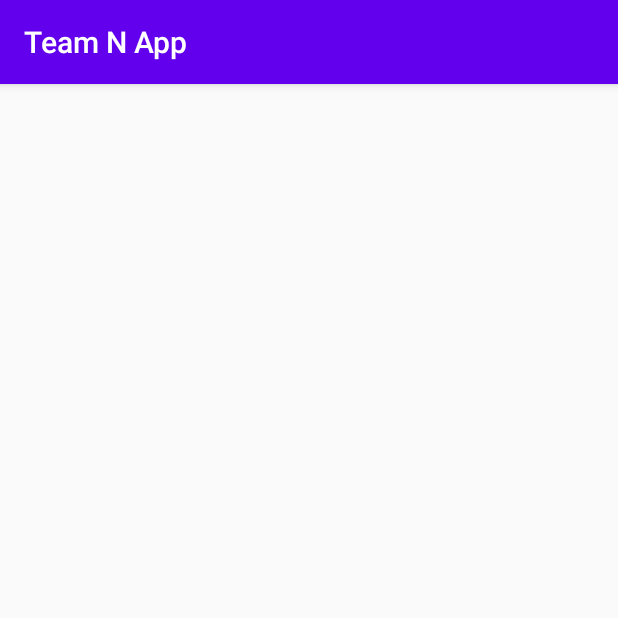
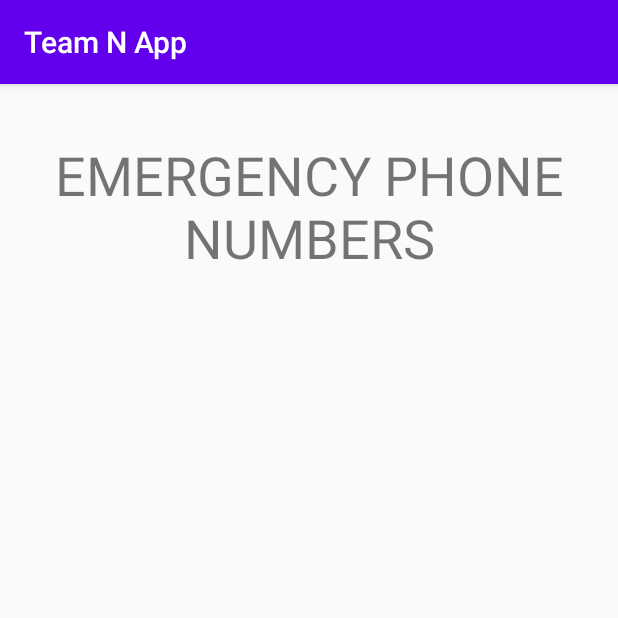
Before and after one commit to ensermuff/RamAlert-App, an Android app: the EmergencyVCUNumbersActivity screen opened directly, with no data from a screen before it, on a phone screen of 412 x 824 dp, the top half of it. Run offline under Robolectric (Android 15) with nearby library versions, the phone set to English and light mode, and no system bars.

Commit message:
added more to emergency phone numbers frontend

```diff
--- a/app/src/main/AndroidManifest.xml
+++ b/app/src/main/AndroidManifest.xml
@@ -23,6 +23,10 @@
                 <category android:name="android.intent.category.LAUNCHER" />
             </intent-filter>
         </activity>
+
+        <meta-data
+            android:name="preloaded_fonts"
+            android:resource="@array/preloaded_fonts" />
     </application>
 
 </manifest>
--- a/app/src/main/java/com/vcu/teamnapp/EmergencyVCUNumbersActivity.java
+++ b/app/src/main/java/com/vcu/teamnapp/EmergencyVCUNumbersActivity.java
@@ -12,5 +12,5 @@ public class EmergencyVCUNumbersActivity extends AppCompatActivity {
         setContentView(R.layout.activity_emergency_vcu_numbers);
     }
 
-    // code
+
 }
--- a/app/src/main/res/layout/activity_emergency_vcu_numbers.xml
+++ b/app/src/main/res/layout/activity_emergency_vcu_numbers.xml
@@ -6,4 +6,17 @@
     android:layout_height="match_parent"
     tools:context=".EmergencyVCUNumbersActivity">
 
+    <TextView
+        android:id="@+id/emergencyListTitleText"
+        android:layout_width="wrap_content"
+        android:layout_height="wrap_content"
+        android:layout_marginTop="36dp"
+        android:fontFamily="sans-serif"
+        android:text="EMERGENCY PHONE NUMBERS"
+        android:textAlignment="center"
+        android:textSize="36sp"
+        app:layout_constraintEnd_toEndOf="parent"
+        app:layout_constraintHorizontal_bias="0.0"
+        app:layout_constraintStart_toStartOf="parent"
+        app:layout_constraintTop_toTopOf="parent" />
 </androidx.constraintlayout.widget.ConstraintLayout>
```
